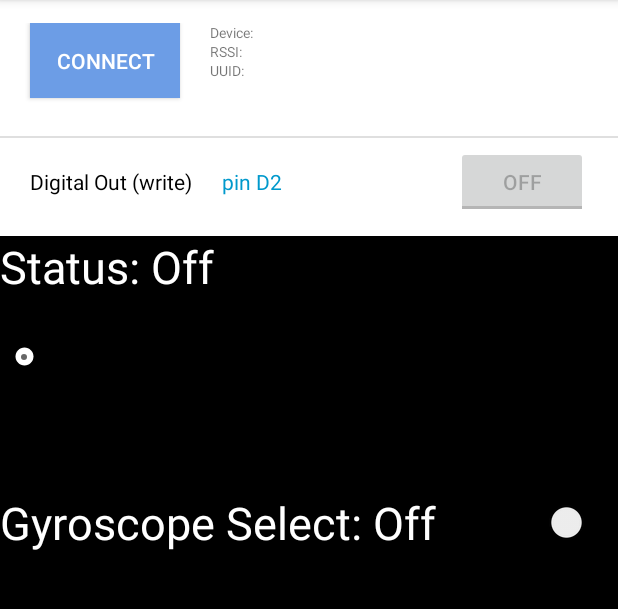
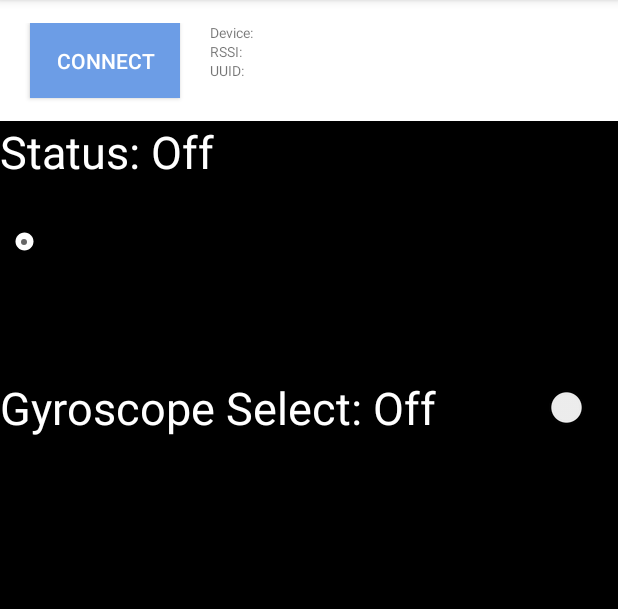
Before and after one commit to wandyezj/night_light, an Android app: the MainActivity screen opened directly, with no data from a screen before it, on a phone screen of 412 x 824 dp, the part 84-693 px from its top. Run offline under Robolectric (Android 15) with nearby library versions, the phone set to English and light mode, and no system bars; 3 statements that could not run were skipped.

Commit message:
clean up buttons

```diff
--- a/AndroidBLEBasic/app/src/main/java/com/example/lianghe/android_ble_basic/MainActivity.java
+++ b/AndroidBLEBasic/app/src/main/java/com/example/lianghe/android_ble_basic/MainActivity.java
@@ -62,7 +62,6 @@ public class MainActivity extends AppCompatActivity implements SeekBar.OnSeekBar
     private TextView mDeviceName = null;
     private TextView mRssiValue = null;
     private TextView mUUID = null;
-    private ToggleButton mDigitalOutBtn;
     private String mBluetoothDeviceName = "";
     private String mBluetoothDeviceUUID = "";
 
@@ -106,8 +105,8 @@ public class MainActivity extends AppCompatActivity implements SeekBar.OnSeekBar
 
     private void setButtonDisable() {
         flag = false;
+        enableBluetoothControl(flag);
         mConnState = false;
-        mDigitalOutBtn.setEnabled(flag);
         mConnectBtn.setText("Connect");
         mRssiValue.setText("");
         mDeviceName.setText("");
@@ -116,8 +115,8 @@ public class MainActivity extends AppCompatActivity implements SeekBar.OnSeekBar
 
     private void setButtonEnable() {
         flag = true;
+        enableBluetoothControl(flag);
         mConnState = true;
-        mDigitalOutBtn.setEnabled(flag);
         mConnectBtn.setText("Disconnect");
     }
 
@@ -272,7 +271,6 @@ public class MainActivity extends AppCompatActivity implements SeekBar.OnSeekBar
         mConnectBtn = (Button) findViewById(R.id.connectBtn);
         mDeviceName = (TextView) findViewById(R.id.deviceName);
         mRssiValue = (TextView) findViewById(R.id.rssiValue);
-        mDigitalOutBtn = (ToggleButton) findViewById(R.id.DOutBtn);
         mUUID = (TextView) findViewById(R.id.uuidValue);
 
         // Connection button click event
@@ -321,27 +319,6 @@ public class MainActivity extends AppCompatActivity implements SeekBar.OnSeekBar
                 }
             }
         });
-
-        // Send data to Duo board
-        // It has three bytes: maker, data value, reserved
-        mDigitalOutBtn.setOnCheckedChangeListener(new CompoundButton.OnCheckedChangeListener() {
-
-
-            @Override
-            public void onCheckedChanged(CompoundButton buttonView,
-                                         boolean isChecked) {
-                byte buf[] = new byte[] { (byte) 0x01, (byte) 0x00, (byte) 0x00 };
-
-                if (isChecked == true)
-                    buf[1] = 0x01;
-                else
-                    buf[1] = 0x00;
-
-                mCharacteristicTx.setValue(buf);
-                mBluetoothLeService.writeCharacteristic(mCharacteristicTx);
-            }
-        });
-
 
         // Bluetooth setup. Created by the RedBear team.
         if (!getPackageManager().hasSystemFeature(
@@ -510,6 +487,12 @@ public class MainActivity extends AppCompatActivity implements SeekBar.OnSeekBar
         blink_animation.setRepeatCount(Animation.INFINITE);
     }
 
+    private boolean bluetooth_enabled = false;
+    private void enableBluetoothControl(boolean flag){
+        bluetooth_enabled = flag;
+    }
+
+
     boolean is_blinking = false;
 
 
@@ -545,8 +528,10 @@ public class MainActivity extends AppCompatActivity implements SeekBar.OnSeekBar
     }
 
     private void sendBluetoothMessage(byte[] message) {
-        mCharacteristicTx.setValue(message);
-        mBluetoothLeService.writeCharacteristic(mCharacteristicTx);
+        if (bluetooth_enabled) {
+            mCharacteristicTx.setValue(message);
+            mBluetoothLeService.writeCharacteristic(mCharacteristicTx);
+        }
     }
 
     // Functions that will communicate over bluetooth to adjust the color
--- a/AndroidBLEBasic/app/src/main/res/layout/activity_main.xml
+++ b/AndroidBLEBasic/app/src/main/res/layout/activity_main.xml
@@ -112,57 +112,6 @@
         </LinearLayout>
     </RelativeLayout>
 
-    <TextView
-        android:layout_width="match_parent"
-        android:layout_height="1dp"
-        android:layout_marginBottom="5dp"
-        android:layout_marginTop="10dp"
-        android:background="#dfdfdf" />
-
-    <LinearLayout
-        android:layout_width="match_parent"
-        android:layout_height="60dp"
-        android:orientation="horizontal"
-        android:padding="0dp">
-
-        <LinearLayout
-            android:layout_width="match_parent"
-            android:layout_height="match_parent"
-            android:orientation="horizontal">
-
-            <TextView
-                android:id="@+id/digitalOut"
-                android:layout_width="wrap_content"
-                android:layout_height="wrap_content"
-                android:layout_marginLeft="20dp"
-                android:layout_marginRight="20dp"
-                android:text="Digital Out (write)"
-                android:textColor="#000000" />
-
-            <TextView
-                android:layout_width="wrap_content"
-                android:layout_height="wrap_content"
-                android:layout_marginRight="20dp"
-                android:layout_weight="1"
-                android:text="@string/digital_write"
-                android:textColor="@android:color/holo_blue_dark" />
-
-            <ToggleButton
-                android:id="@+id/DOutBtn"
-                android:layout_width="wrap_content"
-                android:layout_height="wrap_content"
-                android:layout_centerHorizontal="true"
-                android:layout_marginRight="20dp"
-                android:checked="false"
-                android:enabled="false"
-                android:textOff="OFF"
-                android:textOn="ON" />
-
-        </LinearLayout>
-
-
-    </LinearLayout>
-
     <LinearLayout
         android:id="@+id/main_view"
         android:background="#000"
```
